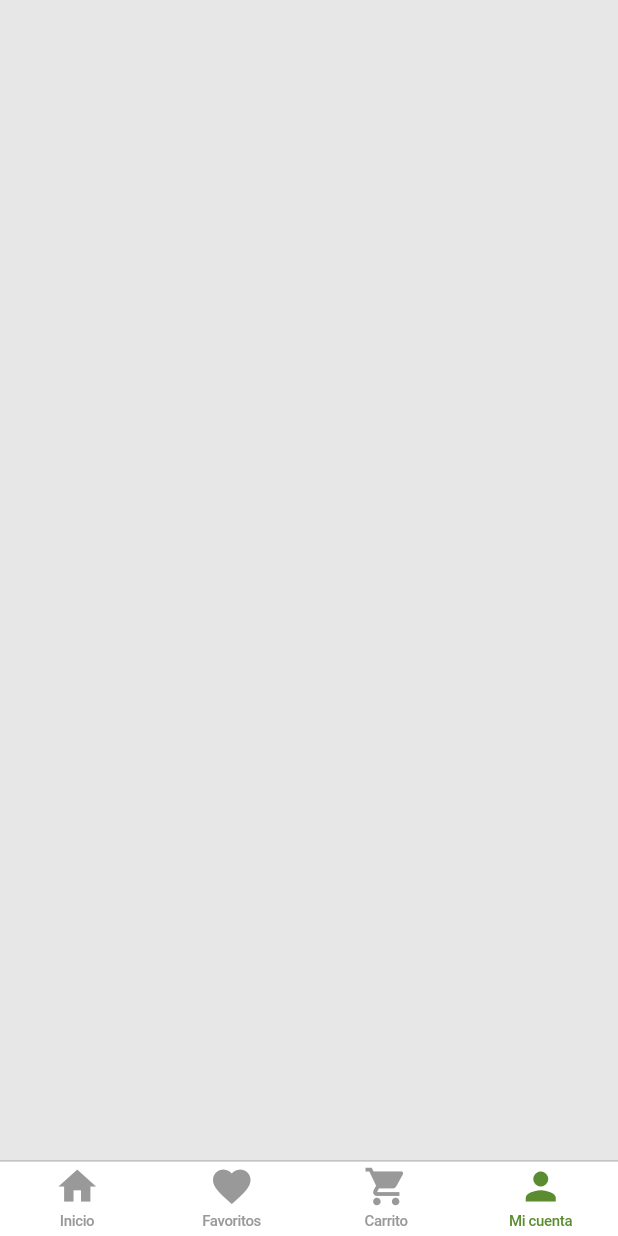
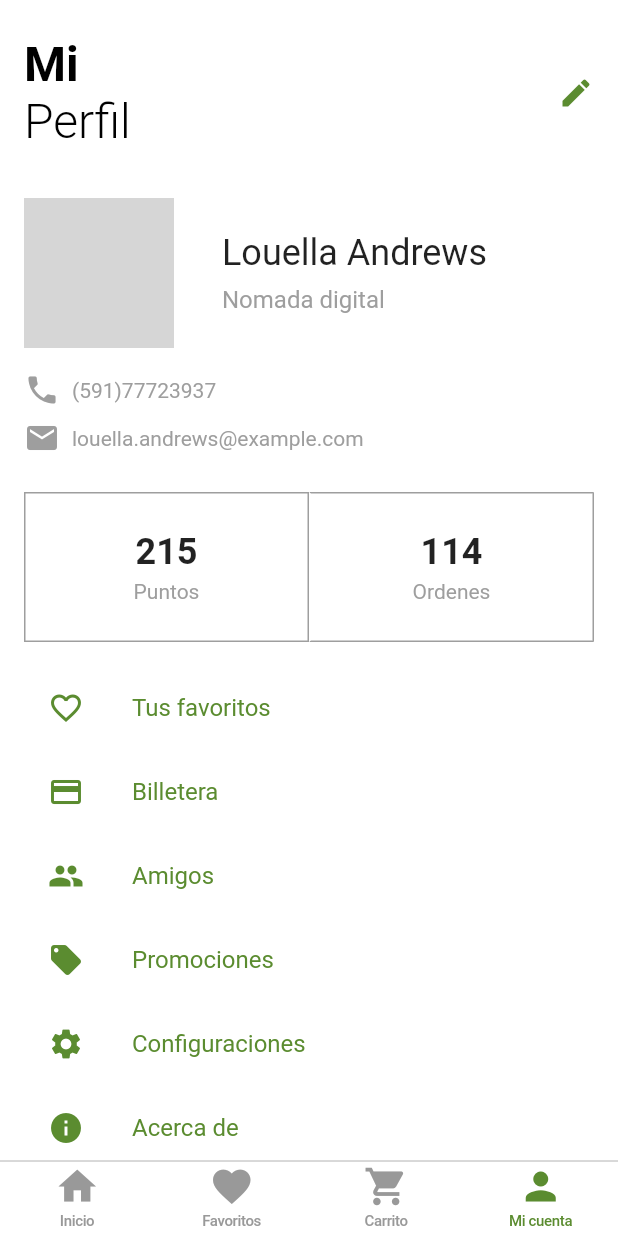
Before and after one commit to aurora-soft/aurora-fruts, a Flutter app: the screen it shows after launch, item 4 of the bottom bar chosen, on a phone screen of 412 x 824 dp. Run offline on Flutter 3.47's test engine with Material 2 defaults, Android fonts, the phone set to English and light mode, and no system bars; network calls fail; grey boxes are pictures that could not be loaded.

Commit message:
add profile concept

```diff
--- /dev/null
+++ b/lib/data/example/user_example.dart
@@ -0,0 +1,30 @@
+import 'package:aurora_fruts/models/user.dart';
+import 'package:flutter/material.dart';
+
+User user = User(
+    nickName: 'Louella Andrews',
+    email: 'louella.andrews@example.com',
+    tagProfile: 'nomada digital',
+    nroOrders: 114,
+    points: 215,
+    telephone: '(591)77723937',
+    imageProfile:
+        "https://laboratoriosniam.com/wp-content/uploads/2018/07/michael-dam-258165-unsplash_WEB2.jpg");
+
+List<String> menuTags = [
+  'Tus favoritos',
+  'Billetera',
+  'Amigos',
+  'Promociones',
+  'Configuraciones',
+  'Acerca de'
+];
+
+List<IconData> iconsMenu = [
+  Icons.favorite_border,
+  Icons.credit_card,
+  Icons.people,
+  Icons.local_offer,
+  Icons.settings,
+  Icons.info
+];
--- /dev/null
+++ b/lib/models/user.dart
@@ -0,0 +1,25 @@
+class User {
+  String nickName;
+  String email;
+  String telephone;
+  int points;
+  int nroOrders;
+  String imageProfile;
+  List<String> favourites;
+  List<String> promotions;
+  List<String> friends;
+  String tagProfile;
+
+  User({
+    this.tagProfile,
+    this.imageProfile,
+    this.email,
+    this.favourites,
+    this.friends,
+    this.nickName,
+    this.nroOrders,
+    this.points,
+    this.promotions,
+    this.telephone,
+  });
+}
--- a/lib/ui/pages/cart/cart.dart
+++ b/lib/ui/pages/cart/cart.dart
@@ -2,8 +2,6 @@ import 'package:aurora_fruts/models/cart.dart';
 import 'package:aurora_fruts/models/product.dart';
 import 'package:flutter/material.dart';
 import 'package:aurora_fruts/data/example/cart_example.dart' as carex;
-import 'package:aurora_fruts/utils/config.dart'as config;
-import 'package:aurora_fruts/data/constants.dart'as constant;
 
 class CartView extends StatefulWidget {
   @override
@@ -40,7 +38,6 @@ class _CartViewState extends State<CartView> {
 
   Widget _confirmationButton(){
     return Container(
-      margin: EdgeInsets.only(right: 8.0),
       height: 50.0,
       width: MediaQuery.of(context).size.width-32,
       decoration: BoxDecoration(
@@ -55,9 +52,9 @@ class _CartViewState extends State<CartView> {
         ]
       ),
       child: Center(
-        child: Text('Confirmar compra'.toUpperCase(),style: TextStyle(
+        child: Text('Enviar y ordenar',style: TextStyle(
           color: Colors.white,
-          fontSize: 20.0,
+          fontSize: 18.0,
         ),),
       ),
     );
@@ -74,7 +71,8 @@ class _CartViewState extends State<CartView> {
       color: Colors.white,
       padding: EdgeInsets.only(
           top: MediaQuery.of(context).padding.top + 24.0,
-          left: 8.0,
+          left: 16.0,
+          right: 16.0,
           bottom: 8.0),
       child: SingleChildScrollView(
         child: Column(
@@ -114,10 +112,7 @@ class _CartViewState extends State<CartView> {
             ),
             SizedBox(
               height: 32.0,
-            ),
-            Padding(
-              padding: const EdgeInsets.symmetric(horizontal: 8.0),
-              child: Row(
+            ),Row(
                 mainAxisAlignment: MainAxisAlignment.start,
                 crossAxisAlignment: CrossAxisAlignment.center,
                 children: <Widget>[
@@ -142,7 +137,7 @@ class _CartViewState extends State<CartView> {
                   ),
                 ],
               ),
-            ),
+
             SizedBox(
               height: 150.0,
               width: MediaQuery.of(context).size.width,
@@ -179,7 +174,7 @@ class ItemCart extends StatelessWidget {
   @override
   Widget build(BuildContext context) {
     return Padding(
-      padding: const EdgeInsets.all(8.0),
+      padding: const EdgeInsets.symmetric(vertical:8.0),
       child: Row(
         children: <Widget>[
           _imageProduct(),
--- a/lib/ui/pages/home/home.dart
+++ b/lib/ui/pages/home/home.dart
@@ -1,5 +1,6 @@
 import 'package:aurora_fruts/ui/pages/cart/cart.dart';
 import 'package:aurora_fruts/ui/pages/home/widgets/cards_section_categories.dart';
+import 'package:aurora_fruts/ui/pages/profile/profile.dart';
 import 'package:flutter/cupertino.dart';
 import 'package:flutter/material.dart';
 import 'package:aurora_fruts/data/constants.dart' as constant;
@@ -39,7 +40,7 @@ class Home extends StatelessWidget {
                     return CartView();
                     break;
                   case 3:
-                    return Container();
+                    return ProfileView();
                     break;
                   default:
                     return Container();
--- /dev/null
+++ b/lib/ui/pages/profile/profile.dart
@@ -0,0 +1,179 @@
+import 'package:aurora_fruts/models/user.dart';
+import 'package:flutter/material.dart';
+import 'package:aurora_fruts/data/example/user_example.dart' as us;
+
+class ProfileView extends StatelessWidget {
+  static User user = us.user;
+
+  Widget _menuElement({IconData icon, String title, BuildContext context}) {
+    return ListTile(
+      leading: Icon(
+        icon,
+        color: Theme.of(context).primaryColor,
+      ),
+      title: Text(
+        title,
+        style: TextStyle(color: Theme.of(context).primaryColor),
+      ),
+    );
+  }
+
+  Widget _cardNumbers({String value, String key, bool right = false}) {
+    return Container(
+      height: 100.0,
+      decoration: BoxDecoration(
+          border: Border(
+              top: BorderSide(color: Colors.grey),
+              bottom: BorderSide(color: Colors.grey),
+              left: right
+                  ? BorderSide(color: Colors.grey)
+                  : BorderSide(color: Colors.white),
+              right: BorderSide(color: Colors.grey))),
+      child: Column(
+        mainAxisAlignment: MainAxisAlignment.center,
+        children: <Widget>[
+          Text(
+            value,
+            style: TextStyle(fontSize: 24.0, fontWeight: FontWeight.bold),
+          ),
+          SizedBox(height: 4.0),
+          Text(
+            key,
+            style: TextStyle(fontSize: 14.0, color: Colors.grey),
+          ),
+        ],
+      ),
+    );
+  }
+
+  Widget _informationAditional({IconData icon, String data}) {
+    return Row(
+      children: <Widget>[
+        Icon(icon, color: Colors.grey),
+        SizedBox(width: 8.0),
+        Text(data, style: TextStyle(color: Colors.grey))
+      ],
+    );
+  }
+
+  Widget _pictureInformation() {
+    return Row(
+      mainAxisAlignment: MainAxisAlignment.start,
+      crossAxisAlignment: CrossAxisAlignment.center,
+      children: <Widget>[
+        Container(
+          height: 100.0,
+          width: 100.0,
+          decoration: BoxDecoration(
+              borderRadius: BorderRadius.circular(100.0),
+              image: DecorationImage(
+                  image: NetworkImage(user.imageProfile), fit: BoxFit.cover)),
+        ),
+        SizedBox(
+          width: 32.0,
+        ),
+        Column(
+          crossAxisAlignment: CrossAxisAlignment.start,
+          children: <Widget>[
+            Text('${user.nickName}', style: TextStyle(fontSize: 24.0)),
+            SizedBox(height: 8.0),
+            Text(
+              '${user.tagProfile[0].toUpperCase()}${user.tagProfile.substring(1)}',
+              style: TextStyle(fontSize: 16.0, color: Colors.grey),
+            )
+          ],
+        )
+      ],
+    );
+  }
+
+  @override
+  Widget build(BuildContext context) {
+    return Container(
+      color: Colors.white,
+      height: MediaQuery.of(context).size.height,
+      width: MediaQuery.of(context).size.width,
+      padding: EdgeInsets.only(
+          top: MediaQuery.of(context).padding.top + 24.0,
+          left: 16.0,
+          right: 16.0,
+          bottom: 8.0),
+      child: SingleChildScrollView(
+        scrollDirection: Axis.vertical,
+        physics: BouncingScrollPhysics(),
+        child: Column(
+          crossAxisAlignment: CrossAxisAlignment.start,
+          children: <Widget>[
+            Row(
+              children: <Widget>[
+                RichText(
+                  text: TextSpan(
+                      style: DefaultTextStyle.of(context).style,
+                      children: [
+                        TextSpan(
+                            text: 'Mi\n',
+                            style: TextStyle(
+                                color: Colors.black,
+                                fontSize: 32.0,
+                                fontWeight: FontWeight.bold)),
+                        TextSpan(
+                            text: 'Perfil',
+                            style: TextStyle(
+                                color: Colors.black,
+                                fontSize: 32.0,
+                                fontWeight: FontWeight.w300))
+                      ]),
+                ),
+                Expanded(
+                  child: Align(
+                    alignment: Alignment.centerRight,
+                    child: Icon(Icons.edit),
+                  ),
+                )
+              ],
+            ),
+            SizedBox(height: 32.0),
+            _pictureInformation(),
+            SizedBox(height: 16.0),
+            _informationAditional(icon: Icons.phone, data: user.telephone),
+            Padding(
+              padding: const EdgeInsets.symmetric(vertical: 8.0),
+              child: _informationAditional(icon: Icons.mail, data: user.email),
+            ),
+            SizedBox(height: 16.0),
+            Row(
+              children: <Widget>[
+                Expanded(
+                  child: _cardNumbers(
+                      right: true,
+                      key: 'Puntos',
+                      value: user.points.toString()),
+                ),
+                Expanded(
+                    child: _cardNumbers(
+                        key: 'Ordenes', value: user.nroOrders.toString()))
+              ],
+            ),
+            SizedBox(height: 16.0),
+            for (int j = 0; j < us.iconsMenu.length; j++)
+              _menuElement(
+                  icon: us.iconsMenu[j],
+                  title: us.menuTags[j],
+                  context: context),
+            Divider(),
+            ListTile(
+              leading: Icon(
+                Icons.power_settings_new,
+                color: Colors.red,
+              ),
+              title: Text(
+                'Cerrar Sesión',
+                style: TextStyle(color: Colors.red),
+              ),
+            ),
+          ],
+        ),
+      ),
+    );
+  }
+}
```
